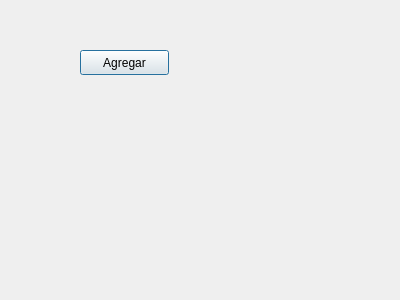
Qt form tarea 2 datos/GUI/ll_window.ui (Calquito/tarea-2-Datos-II) before a commit.
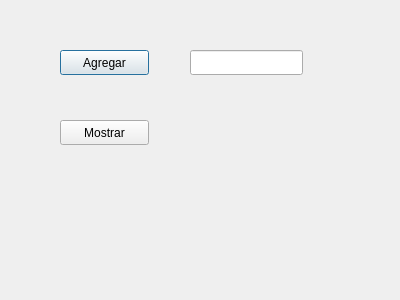
The same form after that commit.

Patch:
```diff
--- a/tarea 2 datos/GUI/ll_window.ui
+++ b/tarea 2 datos/GUI/ll_window.ui
@@ -16,7 +16,7 @@
   <widget class="QPushButton" name="pushButton">
    <property name="geometry">
     <rect>
-     <x>80</x>
+     <x>60</x>
      <y>50</y>
      <width>89</width>
      <height>25</height>
@@ -26,6 +26,45 @@
     <string>Agregar</string>
    </property>
   </widget>
+  <widget class="QLineEdit" name="lineedit1">
+   <property name="geometry">
+    <rect>
+     <x>190</x>
+     <y>50</y>
+     <width>113</width>
+     <height>25</height>
+    </rect>
+   </property>
+   <property name="maxLength">
+    <number>100</number>
+   </property>
+  </widget>
+  <widget class="QPushButton" name="pushButton_2">
+   <property name="geometry">
+    <rect>
+     <x>60</x>
+     <y>120</y>
+     <width>89</width>
+     <height>25</height>
+    </rect>
+   </property>
+   <property name="text">
+    <string>Mostrar</string>
+   </property>
+  </widget>
+  <widget class="QLabel" name="label">
+   <property name="geometry">
+    <rect>
+     <x>200</x>
+     <y>120</y>
+     <width>101</width>
+     <height>20</height>
+    </rect>
+   </property>
+   <property name="text">
+    <string/>
+   </property>
+  </widget>
  </widget>
  <resources/>
  <connections/>
```
